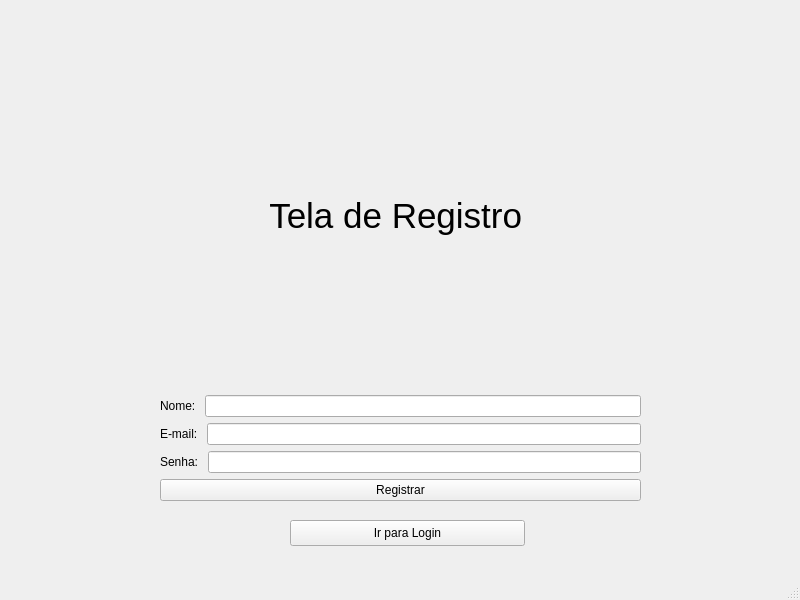
Qt form registerwindow.ui (WeslleyMarcelo14/poo2_climatech) before a commit.
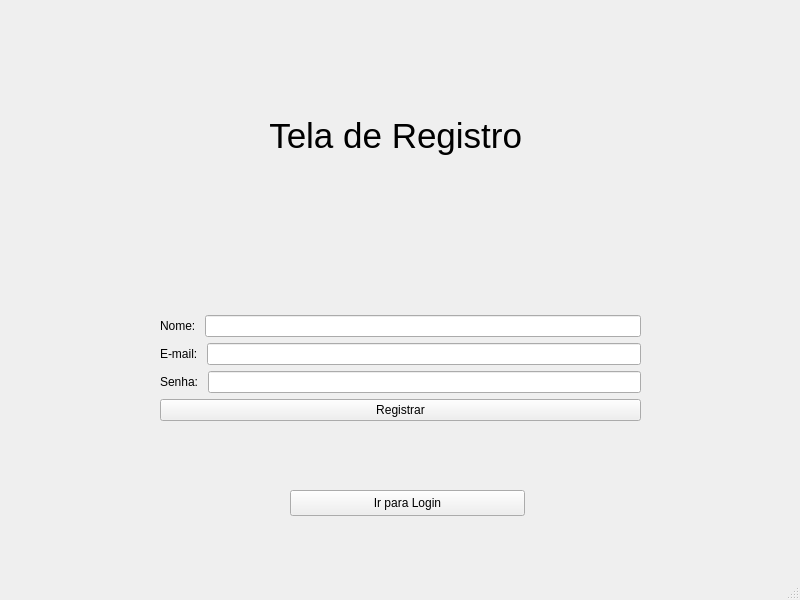
The same form after that commit.

Patch:
```diff
--- a/registerwindow.ui
+++ b/registerwindow.ui
@@ -18,7 +18,7 @@
     <property name="geometry">
      <rect>
       <x>290</x>
-      <y>520</y>
+      <y>490</y>
       <width>235</width>
       <height>26</height>
      </rect>
@@ -27,11 +27,11 @@
      <string>Ir para Login</string>
     </property>
    </widget>
-   <widget class="QWidget" name="">
+   <widget class="QWidget" name="layoutWidget">
     <property name="geometry">
      <rect>
       <x>160</x>
-      <y>80</y>
+      <y>0</y>
       <width>481</width>
       <height>421</height>
      </rect>
```
Left out of the diff: 2 changed lines with no effect on the pictures.
